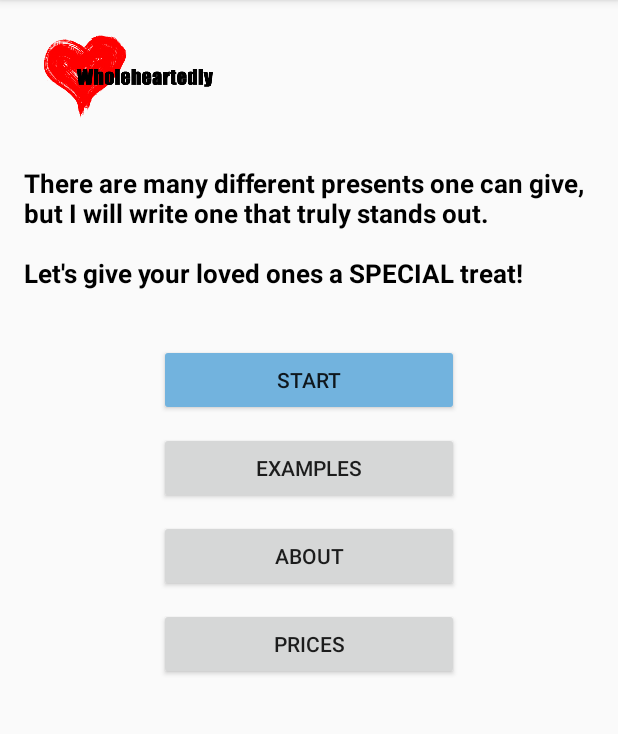
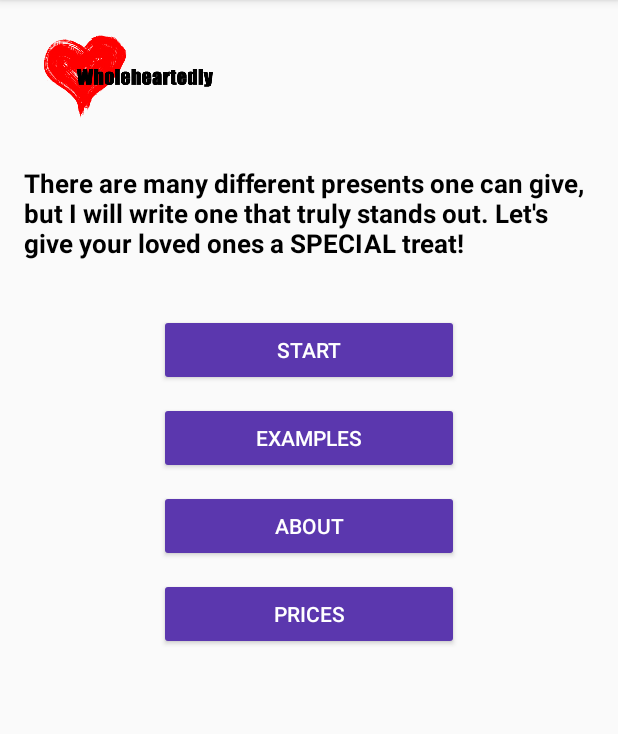
Before and after one commit to degluttiat/Wholeheartedly, an Android app: the screen it shows after launch (MainActivity), on a phone screen of 412 x 824 dp, the part 84-818 px from its top. Run offline under Robolectric (Android 15) with nearby library versions, the phone set to English and light mode, and no system bars.

Commit message:
MainActivity refactoring

```diff
--- a/app/src/main/java/com/example/alena/wholeheartedly/MainActivity.java
+++ b/app/src/main/java/com/example/alena/wholeheartedly/MainActivity.java
@@ -4,7 +4,6 @@ import android.content.Intent;
 import android.os.Bundle;
 import android.support.v7.app.AppCompatActivity;
 import android.view.View;
-import android.widget.Button;
 
 public class MainActivity extends AppCompatActivity implements View.OnClickListener {
 
@@ -13,38 +12,30 @@ public class MainActivity extends AppCompatActivity implements View.OnClickListe
         super.onCreate(savedInstanceState);
         setContentView(R.layout.activity_main);
 
-        Button startButton = findViewById(R.id.start_button);
-        Button examplesButton = findViewById(R.id.examples_button);
-        Button aboutButton = findViewById(R.id.about_button);
-        Button pricesButton = findViewById(R.id.prices_button);
+        setClickListeners();
+    }
 
-        startButton.setOnClickListener(this);
-        examplesButton.setOnClickListener(this);
-        aboutButton.setOnClickListener(this);
-        pricesButton.setOnClickListener(this);
+    private void setClickListeners() {
+        findViewById(R.id.start_button).setOnClickListener(this);
+        findViewById(R.id.examples_button).setOnClickListener(this);
+        findViewById(R.id.about_button).setOnClickListener(this);
+        findViewById(R.id.prices_button).setOnClickListener(this);
     }
 
     @Override
     public void onClick(View view) {
-        switch(view.getId())  {
-            case  R.id.start_button:
-                Intent intent = new Intent(MainActivity.this, QuizActivity.class);
-                startActivity(intent);
+        switch (view.getId()) {
+            case R.id.start_button:
+                startActivity(new Intent(MainActivity.this, QuizActivity.class));
                 break;
-
-            case  R.id.examples_button:
-                Intent intent2 = new Intent(MainActivity.this, ExamplesActivity.class);
-                startActivity(intent2);
+            case R.id.examples_button:
+                startActivity(new Intent(MainActivity.this, ExamplesActivity.class));
                 break;
-
-            case  R.id.about_button:
-                Intent intent3 = new Intent(MainActivity.this, AboutActivity.class);
-                startActivity(intent3);
+            case R.id.about_button:
+                startActivity(new Intent(MainActivity.this, AboutActivity.class));
                 break;
-
-            case  R.id.prices_button:
-                Intent intent4 = new Intent(MainActivity.this, PricesActivity.class);
-                startActivity(intent4);
+            case R.id.prices_button:
+                startActivity(new Intent(MainActivity.this, PricesActivity.class));
                 break;
         }
     }
--- a/app/src/main/res/layout/activity_main.xml
+++ b/app/src/main/res/layout/activity_main.xml
@@ -1,6 +1,5 @@
 <?xml version="1.0" encoding="utf-8"?>
 <ScrollView xmlns:android="http://schemas.android.com/apk/res/android"
-    xmlns:app="http://schemas.android.com/apk/res-auto"
     xmlns:tools="http://schemas.android.com/tools"
     android:layout_width="match_parent"
     android:layout_height="match_parent"
@@ -14,7 +13,8 @@
         <ImageView
             android:layout_width="200dp"
             android:layout_height="110dp"
-            android:src="@drawable/a3"/>
+            android:src="@drawable/a3"
+            android:contentDescription="@string/logo" />
 
         <TextView
             android:layout_width="wrap_content"
@@ -22,43 +22,46 @@
             android:layout_marginLeft="16dp"
             android:layout_marginRight="16dp"
             android:layout_marginBottom="30dp"
-            android:text="There are many different presents one can give, but I will write one that truly stands out.\n\nLet's give your loved ones a SPECIAL treat!"
+            android:text="@string/welcome_text"
             android:textSize="17sp"
             android:textColor="#000000"
             android:textStyle="bold" />
 
         <Button
+            style="@style/Widget.AppCompat.Button.Colored"
             android:id="@+id/start_button"
             android:layout_width="200dp"
             android:layout_height="wrap_content"
             android:layout_gravity="center"
-            android:backgroundTint="#72b3de"
             android:layout_margin="5dp"
-            android:text="Start" />
+            android:text="@string/start" />
 
         <Button
+            style="@style/Widget.AppCompat.Button.Colored"
             android:id="@+id/examples_button"
             android:layout_width="200dp"
             android:layout_height="wrap_content"
             android:layout_margin="5dp"
             android:layout_gravity="center"
-            android:text="Examples" />
+            android:text="@string/examples" />
 
         <Button
+            style="@style/Widget.AppCompat.Button.Colored"
             android:id="@+id/about_button"
             android:layout_width="200dp"
             android:layout_height="wrap_content"
             android:layout_gravity="center"
             android:layout_margin="5dp"
-            android:text="About" />
+            android:text="@string/aboutButton" />
 
         <Button
+            style="@style/Widget.AppCompat.Button.Colored"
             android:id="@+id/prices_button"
             android:layout_width="200dp"
             android:layout_margin="5dp"
             android:layout_height="wrap_content"
             android:layout_gravity="center"
-            android:text="Prices" />
+            android:text="@string/prices" />
 
     </LinearLayout>
 
--- a/app/src/main/res/values/strings.xml
+++ b/app/src/main/res/values/strings.xml
@@ -12,5 +12,11 @@
     <string name="text2">Тихий голос моей души,\nГоворит мне: "Ты жить спеши...\nНе печалься и не хандри... \nЖизнь дается... а ты бери..."\nТы возьми...этот теплый свет...\nГде-то там его... просто нет... \nТы поймай...этот яркий луч...\nДаже если он... из-за туч... \nШелест листьев и детский крик, \nТы бери... и в себе храни... \nЛетний дождь... невесомый снег...\nТы бери...тихий плачь и смех...\nИ любовь,что тебе дана...\nТы испей её всю до дна...\nДаже если придет беда...\nТы возьми её не навсегда...\nЯ спрошу у своей души:\n"Может быть... посидим в тиши?"\nУлыбнется не зло она:\n"Ещё будет у нас... тишина..."</string>
     <string name="title_activity_quiz">QuizActivity</string>
     <string name="n">Just answer a short list of questions regarding a person you hold dear and remember - the more information you provide, the mor detailed and interesting your poem will get!</string>
+    <string name="logo">Logo</string>
+    <string name="welcome_text">There are many different presents one can give, but I will write one that truly stands out.  Let\'s give your loved ones a SPECIAL treat!</string>
+    <string name="start">Start</string>
+    <string name="examples">Examples</string>
+    <string name="aboutButton">About</string>
+    <string name="prices">Prices</string>
 
 </resources>
```
